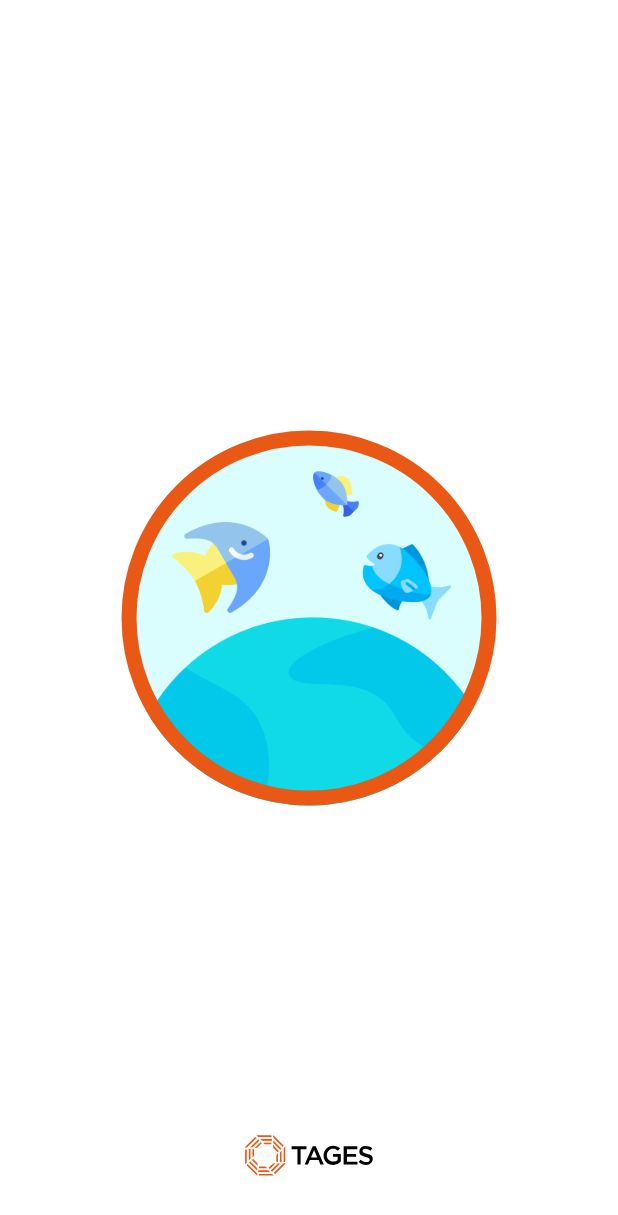
After one commit to tagesjump/tages_workshop_earth, a Flutter app: the Splash screen opened directly, on a phone screen of 412 x 824 dp. The commit adds this screen. Shown: the top 1215 px of the screen. Run offline on Flutter 3.47's test engine with Material 2 defaults, Android fonts, the phone set to English and light mode, and no system bars; our stand-ins replace equatable, flutter_bloc, flutter_svg, rive.

Commit message:
Step 1: Splash UI
- Splash cubit
- Splash page

```diff
--- /dev/null
+++ b/lib/cubit/splash/splash_state.dart
@@ -0,0 +1,39 @@
+part of 'splash_cubit.dart';
+
+abstract class SplashState extends Equatable {
+  const SplashState() : super();
+}
+
+/// Начальное состояние
+class SplashInitial extends SplashState {
+  const SplashInitial() : super();
+
+  @override
+  List<Object> get props => [];
+}
+
+/// Показываем Splash экран и грузим данные
+class SplashInProgress extends SplashState {
+  const SplashInProgress() : super();
+
+  @override
+  List<Object> get props => [];
+}
+
+/// Показываем Onboarding
+class SplashOnboarding extends SplashState {
+  const SplashOnboarding(this.earthConfig) : super();
+
+  final EarthConfig earthConfig;
+
+  @override
+  List<Object> get props => [earthConfig];
+}
+
+/// Показ Splash завершен, показываем приложение
+class SplashSuccess extends SplashState {
+  const SplashSuccess() : super();
+
+  @override
+  List<Object> get props => [];
+}
--- a/lib/view/app.dart
+++ b/lib/view/app.dart
@@ -1,15 +1,33 @@
 import 'package:flutter/material.dart';
-import 'package:tages_workshop_earth/models/config.dart';
+import 'package:flutter_bloc/flutter_bloc.dart';
+import 'package:tages_workshop_earth/cubit/splash/splash_cubit.dart';
 import 'package:tages_workshop_earth/view/earth/earth_page.dart';
+import 'package:tages_workshop_earth/view/home/home_page.dart';
+import 'package:tages_workshop_earth/view/splash/splash_page.dart';
 import 'package:tages_workshop_earth/view/theme.dart';
 
 class MyApp extends StatelessWidget {
   @override
   Widget build(BuildContext context) {
-    return MaterialApp(
-      title: 'Flutter Demo',
-      theme: buildTheme(context),
-      home: EarthPage(EarthConfig.def()),
+    return BlocProvider<SplashCubit>(
+      create: (context) => SplashCubit(),
+      child: MaterialApp(
+        title: 'Flutter Demo',
+        theme: buildTheme(context),
+        home: BlocBuilder<SplashCubit, SplashState>(
+          builder: (context, state) {
+            if (state is SplashOnboarding) {
+              return EarthPage(state.earthConfig);
+            }
+
+            if (state is SplashSuccess) {
+              return HomePage();
+            }
+
+            return SplashPage();
+          },
+        ),
+      ),
     );
   }
 }
--- /dev/null
+++ b/lib/view/splash/splash.dart
@@ -0,0 +1,40 @@
+import 'package:flutter/material.dart';
+import 'package:flutter_svg/flutter_svg.dart' hide Svg;
+import 'package:tages_workshop_earth/view/theme.dart';
+
+class Splash extends StatelessWidget {
+  final logoSize = 250.0;
+
+  @override
+  Widget build(BuildContext context) {
+    return Scaffold(
+      backgroundColor: Colors.white,
+      body: Center(
+        child: Stack(
+          children: [
+            Align(
+              child: Container(
+                width: logoSize,
+                height: logoSize,
+                decoration: BoxDecoration(
+                  color: logoBackgroundColor,
+                  borderRadius: BorderRadius.circular(logoSize),
+                  border: Border.all(width: 10.0, color: logoBorderColor),
+                  image: const DecorationImage(
+                    image: AssetImage(earthPngPath),
+                    fit: BoxFit.cover,
+                  ),
+                ),
+                child: const SizedBox(),
+              ),
+            ),
+            Align(
+              alignment: const Alignment(0.0, .9),
+              child: SvgPicture.asset(branchSvgPath),
+            ),
+          ],
+        ),
+      ),
+    );
+  }
+}
--- a/pubspec.yaml
+++ b/pubspec.yaml
@@ -28,6 +28,7 @@ dependencies:
   equatable: ^2.0.3
   flutter_svg: ^0.22.0
   rive: any
+
 
 dev_dependencies:
   flutter_test:
```
Also changed, not shown: lib/cubit/splash/splash_cubit.dart (added, +33 -0 lines), lib/view/earth/earth_page.dart (+2 -5 lines), lib/view/home/home_page.dart (+2 -6 lines), lib/view/splash/splash_page.dart (added, +22 -0 lines).
